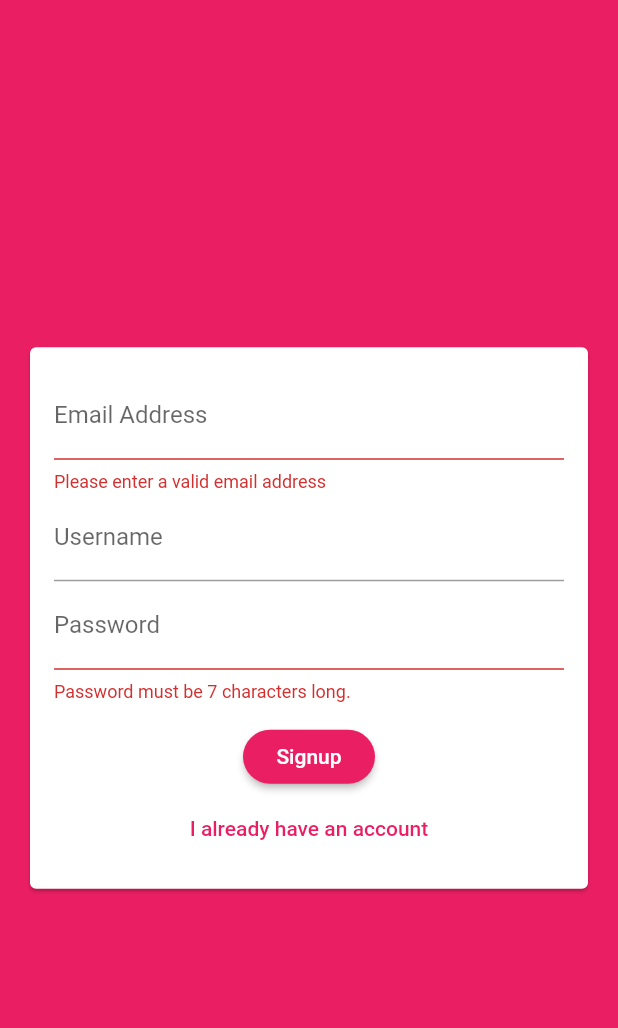
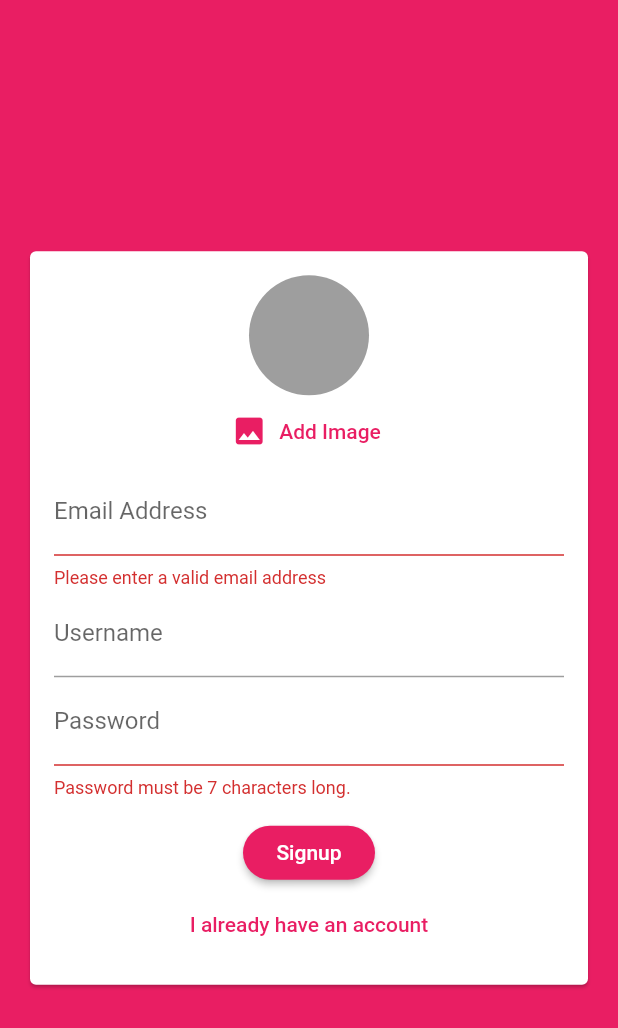
Before and after one commit to hirashahid/Flutter-TheChatApp, a Flutter app: the screen it shows after launch, after a tap on "Login", after a tap on "Create new account", on a phone screen of 412 x 824 dp. Shown: the top 1028 px of the screen. Run offline on Flutter 3.47's test engine with Material 2 defaults, Android fonts, the light colour scheme and no system bars; our stand-ins replace cloud_firestore, firebase_auth, firebase_core, firebase_storage, image_picker; accounts and stored records are empty.

Commit message:
Done with image_storage

```diff
--- a/lib/screens/auth_screen.dart
+++ b/lib/screens/auth_screen.dart
@@ -1,7 +1,10 @@
+import 'dart:io';
+
 import 'package:flutter/material.dart';
 import 'package:firebase_auth/firebase_auth.dart';
 import 'package:flutter/services.dart';
 import 'package:cloud_firestore/cloud_firestore.dart';
+import 'package:firebase_storage/firebase_storage.dart';
 
 import '../widgets/auth/auth_form.dart';
 
@@ -13,11 +16,13 @@ class AuthScreen extends StatefulWidget {
 class _AuthScreenState extends State<AuthScreen> {
   final _auth = FirebaseAuth.instance;
   var _isLoading = false;
+  var url = '';
 
   Future<void> _submitAuthForm(
     String email,
     String password,
     String username,
+    File image,
     bool isLogin,
     BuildContext ctx,
   ) async {
@@ -38,12 +43,23 @@ class _AuthScreenState extends State<AuthScreen> {
           password: password,
         );
 
+        final ref = FirebaseStorage.instance
+            .ref()
+            .child('user_image')
+            .child(userCredential.user.uid + '.jpg');
+
+        await ref.putFile(image).whenComplete(() async {
+          url = await ref.getDownloadURL();
+          print(url);
+        });
+
         await FirebaseFirestore.instance
             .collection('users')
             .doc(userCredential.user.uid)
             .set({
           'username': username,
           'email': email,
+          'image_url': url,
         });
       }
     } on PlatformException catch (err) {
--- a/lib/widgets/auth/auth_form.dart
+++ b/lib/widgets/auth/auth_form.dart
@@ -1,4 +1,8 @@
+import 'dart:io';
+
 import 'package:flutter/material.dart';
+
+import 'package:flutter_chat_app/widgets/pickers/user_image_picker.dart';
 
 class AuthForm extends StatefulWidget {
   AuthForm(this.submitFn, this.isLoading);
@@ -9,6 +13,7 @@ class AuthForm extends StatefulWidget {
     String email,
     String password,
     String username,
+    File image,
     bool isLogin,
     BuildContext ctx,
   ) submitFn;
@@ -23,10 +28,25 @@ class _AuthFormState extends State<AuthForm> {
   var _userEmail = '';
   var _userName = '';
   var _userPassword = '';
+  File _userImageFile;
+
+  void _pickedImage(File image) {
+    _userImageFile = image;
+  }
 
   void _trySubmit() {
     final isValid = _formKey.currentState.validate();
     FocusScope.of(context).unfocus();
+
+    if (_userImageFile == null) {
+      Scaffold.of(context).showSnackBar(
+        SnackBar(
+          content: Text('Please pick an image.'),
+          backgroundColor: Theme.of(context).errorColor,
+        ),
+      );
+      return;
+    }
 
     if (isValid) {
       _formKey.currentState.save();
@@ -34,6 +54,7 @@ class _AuthFormState extends State<AuthForm> {
         _userEmail.trim(),
         _userPassword.trim(),
         _userName.trim(),
+        _userImageFile,
         _isLogin,
         context,
       );
@@ -53,6 +74,7 @@ class _AuthFormState extends State<AuthForm> {
               child: Column(
                 mainAxisSize: MainAxisSize.min,
                 children: [
+                  if (!_isLogin) UserImagePicker(_pickedImage),
                   TextFormField(
                     key: ValueKey('email'),
                     validator: (value) {
@@ -116,9 +138,11 @@ class _AuthFormState extends State<AuthForm> {
                           _isLogin = !_isLogin;
                         });
                       },
-                      child: Text(_isLogin
-                          ? 'Create new account'
-                          : 'I already have an account'),
+                      child: Text(
+                        _isLogin
+                            ? 'Create new account'
+                            : 'I already have an account',
+                      ),
                     ),
                 ],
               ),
--- /dev/null
+++ b/lib/widgets/pickers/user_image_picker.dart
@@ -0,0 +1,49 @@
+import 'dart:io';
+
+import 'package:flutter/material.dart';
+import 'package:image_picker/image_picker.dart';
+
+class UserImagePicker extends StatefulWidget {
+  UserImagePicker(this.imagePickFn);
+
+  final void Function(File pickedImage) imagePickFn;
+
+  @override
+  _UserImagePickerState createState() => _UserImagePickerState();
+}
+
+class _UserImagePickerState extends State<UserImagePicker> {
+  File _pickedImage;
+
+  void _pickImage() async {
+    final pickedImageFile = await ImagePicker.pickImage(
+      source: ImageSource.camera,
+      imageQuality: 50,
+      maxWidth: 150,
+    );
+    setState(() {
+      _pickedImage = pickedImageFile;
+    });
+    widget.imagePickFn(pickedImageFile);
+  }
+
+  @override
+  Widget build(BuildContext context) {
+    return Column(
+      children: [
+        CircleAvatar(
+          radius: 40,
+          backgroundColor: Colors.grey,
+          backgroundImage:
+              _pickedImage != null ? FileImage(_pickedImage) : null,
+        ),
+        FlatButton.icon(
+          textColor: Theme.of(context).primaryColor,
+          onPressed: _pickImage,
+          icon: Icon(Icons.image),
+          label: Text('Add Image'),
+        ),
+      ],
+    );
+  }
+}
--- a/pubspec.yaml
+++ b/pubspec.yaml
@@ -26,6 +26,8 @@ dependencies:
   firebase_core: ^0.5.0
   cloud_firestore: ^0.14.0+2
   firebase_auth: ^0.18.0+1
+  image_picker: ^0.6.5+3
+  firebase_storage: ^5.0.0
   # cloud_firestore: ^0.14.0 other firebase dependencies
 
 
```
Also changed, not shown: pubspec.lock.
